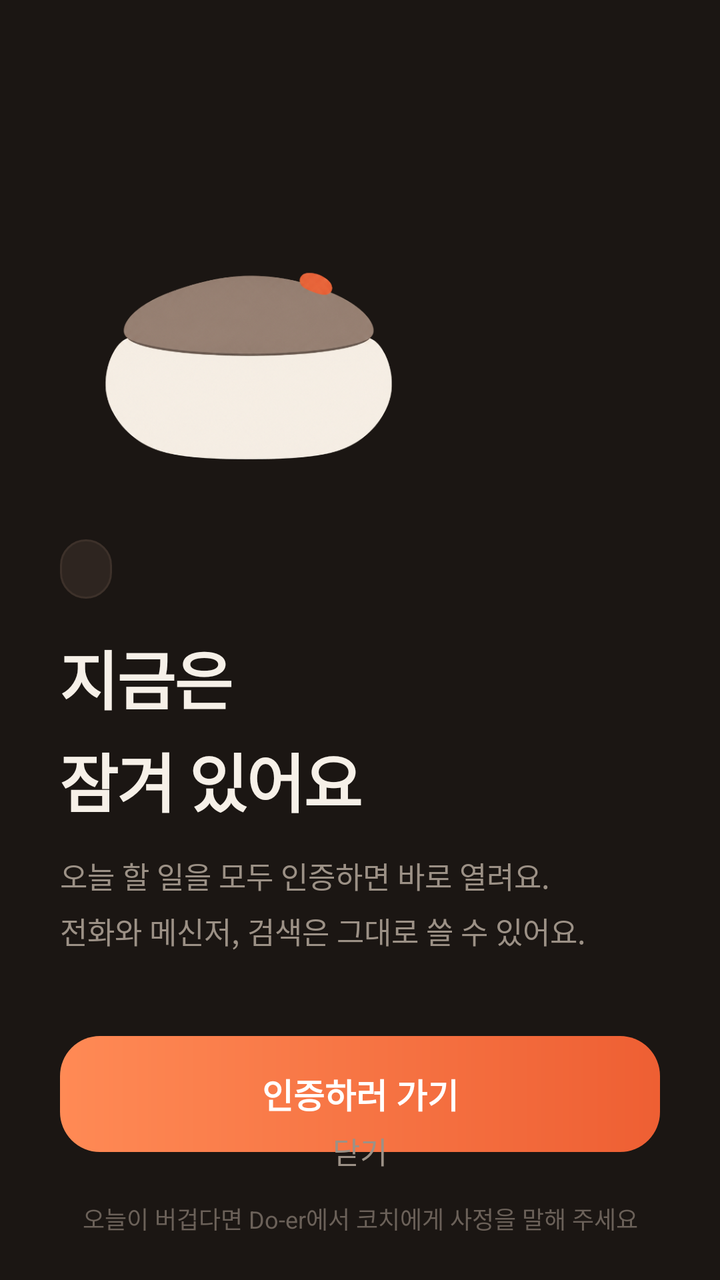
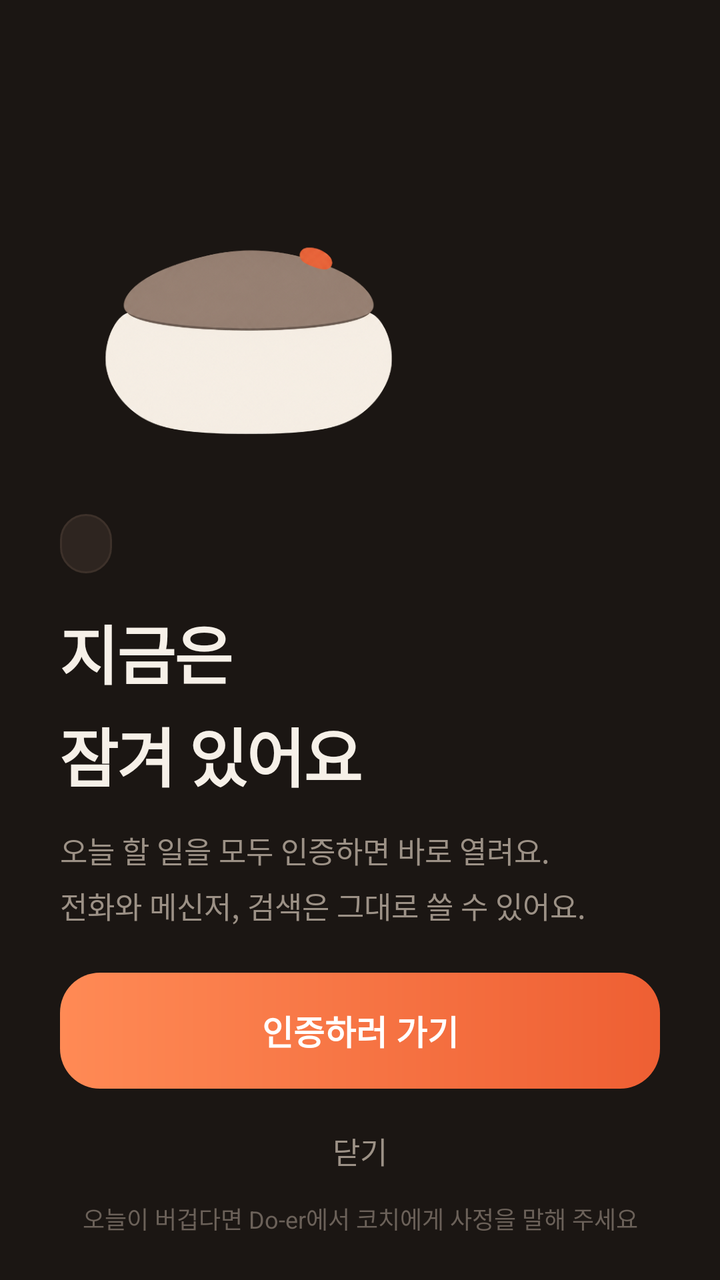

Screens rendered from an Android XML layout before and after an edit, with the pre-edit source and the edit as a unified diff.
<!-- AndroidManifest.xml: activity theme LockTheme -->
<!-- res/layout/lock.xml -->
<?xml version="1.0" encoding="utf-8"?>
<FrameLayout xmlns:android="http://schemas.android.com/apk/res/android"
    android:id="@+id/lock_root"
    android:layout_width="match_parent"
    android:layout_height="match_parent"
    android:background="@drawable/bg_lock_night"
    android:fitsSystemWindows="true">

  <LinearLayout
    android:layout_width="match_parent"
    android:layout_height="match_parent"
    android:orientation="vertical"
    android:paddingStart="30dp"
    android:paddingTop="36dp"
    android:paddingEnd="30dp"
    android:paddingBottom="22dp">

    <Space
        android:layout_width="0dp"
        android:layout_height="0dp"
        android:layout_weight="2" />

    <ImageView
        android:id="@+id/lock_mark"
        android:layout_width="232dp"
        android:layout_height="232dp"
        android:layout_marginStart="-22dp"
        android:adjustViewBounds="true"
        android:scaleType="fitCenter"
        android:src="@drawable/lock_art" />

    <TextView
        android:id="@+id/lock_where"
        android:layout_width="wrap_content"
        android:layout_height="wrap_content"
        android:layout_marginTop="-26dp"
        android:background="@drawable/bg_lock_pill"
        android:paddingStart="13dp"
        android:paddingTop="6dp"
        android:paddingEnd="13dp"
        android:paddingBottom="6dp"
        android:textColor="#F0A17E"
        android:textSize="13sp"
        android:textStyle="bold" />

    <TextView
        android:id="@+id/lock_title"
        android:layout_width="match_parent"
        android:layout_height="wrap_content"
        android:layout_marginTop="16dp"
        android:letterSpacing="-0.02"
        android:lineSpacingExtra="5dp"
        android:text="지금은\n잠겨 있어요"
        android:textColor="#F6F0E8"
        android:textSize="32sp"
        android:textStyle="bold" />

    <TextView
        android:id="@+id/lock_body"
        android:layout_width="match_parent"
        android:layout_height="wrap_content"
        android:layout_marginTop="14dp"
        android:lineSpacingExtra="6dp"
        android:text="오늘 할 일을 모두 인증하면 바로 열려요.\n전화와 메신저, 검색은 그대로 쓸 수 있어요."
        android:textColor="#9C9186"
        android:textSize="15sp" />

    <Space
        android:layout_width="0dp"
        android:layout_height="0dp"
        android:layout_weight="3" />

    <TextView
        android:id="@+id/lock_go"
        android:layout_width="match_parent"
        android:layout_height="58dp"
        android:background="@drawable/bg_lock_button"
        android:gravity="center"
        android:text="인증하러 가기"
        android:textColor="#FFFFFF"
        android:textSize="17sp"
        android:textStyle="bold" />

    <TextView
        android:id="@+id/lock_close"
        android:layout_width="match_parent"
        android:layout_height="50dp"
        android:layout_marginTop="-26dp"
        android:gravity="center"
        android:text="닫기"
        android:textColor="#9C9186"
        android:textSize="15sp" />

    <TextView
        android:id="@+id/lock_hint"
        android:layout_width="match_parent"
        android:layout_height="wrap_content"
        android:gravity="center"
        android:text="오늘이 버겁다면 Do-er에서 코치에게 사정을 말해 주세요"
        android:textColor="#6B6159"
        android:textSize="12sp" />
  </LinearLayout>
</FrameLayout>
<!-- resources referenced by this layout -->
<resources>
  <!-- drawable bg_lock_button (drawable) -->
  <?xml version="1.0" encoding="utf-8"?>
  <ripple xmlns:android="http://schemas.android.com/apk/res/android" android:color="#33FFFFFF">
      <item>
          <shape>
              <gradient android:angle="0" android:startColor="#FF8A55" android:endColor="#EE5F33" />
              <corners android:radius="20dp" />
          </shape>
      </item>
  </ripple>
  <!-- drawable bg_lock_night (drawable) -->
  <?xml version="1.0" encoding="utf-8"?>
  <shape xmlns:android="http://schemas.android.com/apk/res/android">
      <solid android:color="#1B1613" />
  </shape>
  <!-- drawable bg_lock_pill (drawable) -->
  <?xml version="1.0" encoding="utf-8"?>
  <shape xmlns:android="http://schemas.android.com/apk/res/android">
      <solid android:color="#2E2520" />
      <stroke android:width="1dp" android:color="#3D312A" />
      <corners android:radius="14dp" />
  </shape>
  <!-- drawable lock_art: png bitmap (drawable, 161834 bytes) -->
  <style name="LockTheme" parent="android:Theme.Material.NoActionBar">
          <item name="android:windowBackground">@drawable/bg_lock_night</item>
          <item name="android:statusBarColor">#1B1613</item>
          <item name="android:navigationBarColor">#1B1613</item>
          <item name="android:windowLightStatusBar">false</item>
          <item name="android:windowLightNavigationBar">false</item>
          <item name="android:windowAnimationStyle">@style/LockAnimation</item>
      </style>
  <style name="LockAnimation">
          <item name="android:windowEnterAnimation">@anim/lock_in</item>
          <item name="android:windowExitAnimation">@anim/lock_out</item>
          <item name="android:activityOpenEnterAnimation">@anim/lock_in</item>
          <item name="android:activityCloseExitAnimation">@anim/lock_out</item>
      </style>
</resources>

<!-- the commit's change to res/layout/lock.xml (unified diff, before → after) -->
@@ -85,7 +85,7 @@
         android:id="@+id/lock_close"
         android:layout_width="match_parent"
         android:layout_height="50dp"
-        android:layout_marginTop="-26dp"
+        android:layout_marginTop="6dp"
         android:gravity="center"
         android:text="닫기"
         android:textColor="#9C9186"
